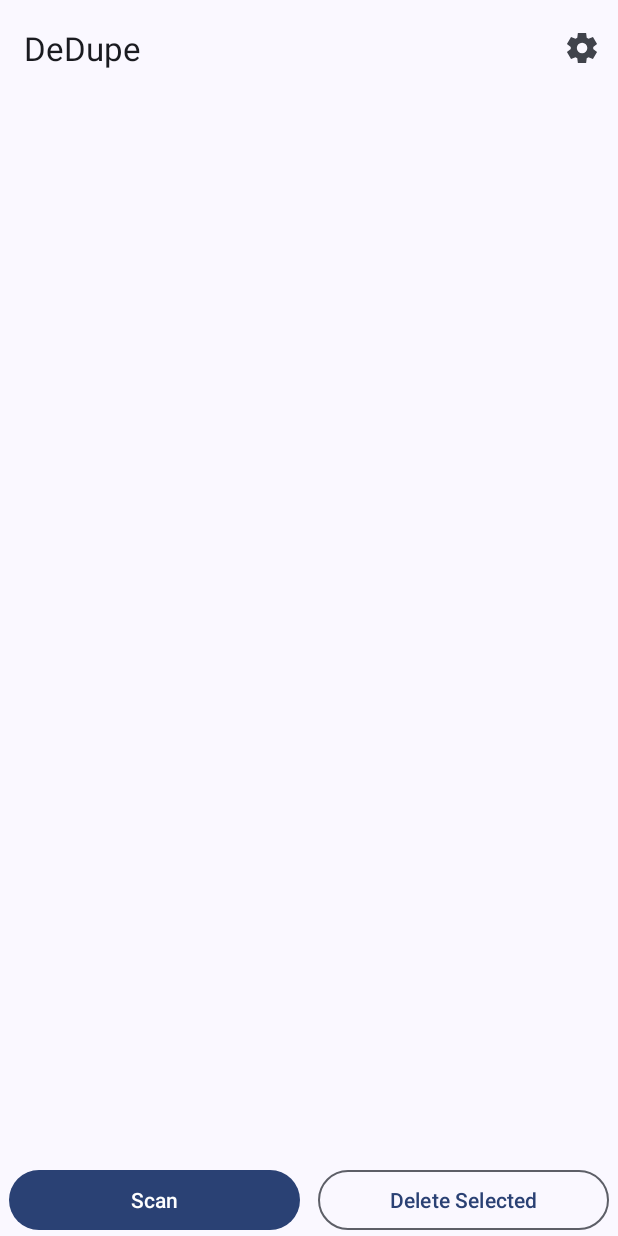
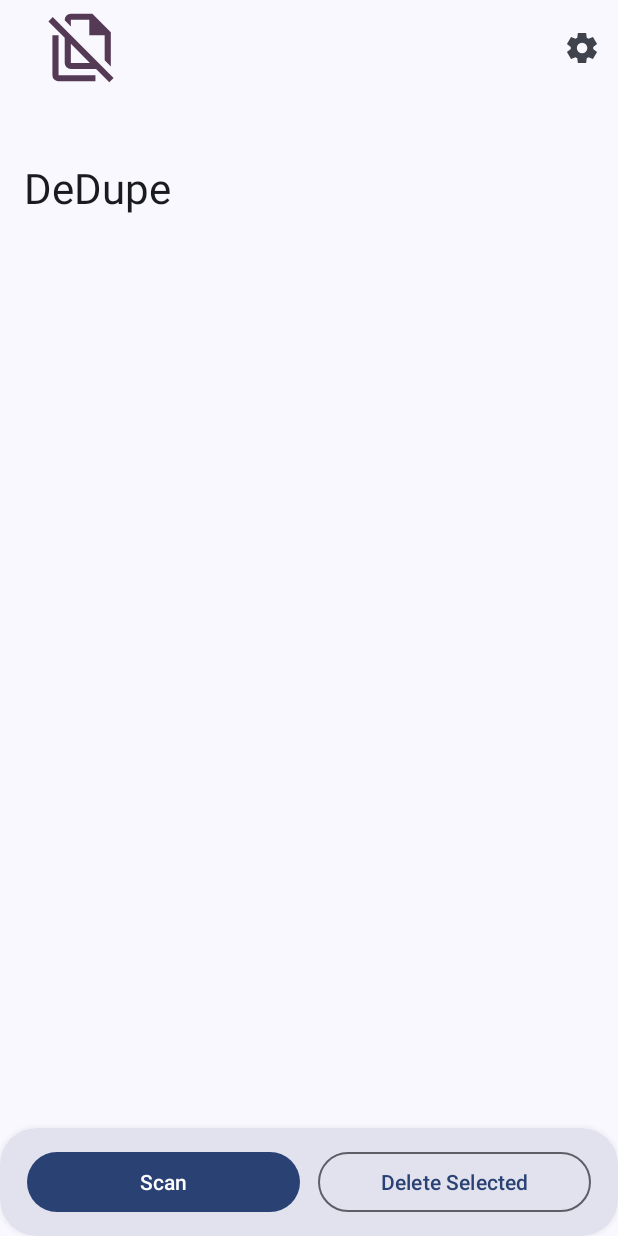
Before and after one commit to k4ustu3h/DeDupe, an Android app: the screen it shows after launch (MainActivity), on a phone screen of 412 x 824 dp. Run offline under Robolectric (Android 15) with nearby library versions, the phone set to English and light mode, and no system bars; libraries missing offline, so code that uses them is left out: com.xwray.groupie; 1 statement that could not run was skipped.

Commit message:
Update UI
Changed
  - Separate the topAppBar and recyclerView in MainActivity
  - Make the topAppBar Collapsing in both activities
  - Move the buttons to CardView

Removed
  - Constraintlayout

```diff
--- a/app/build.gradle.kts
+++ b/app/build.gradle.kts
@@ -38,7 +38,6 @@ android {
 dependencies {
     implementation(libs.androidx.activity)
     implementation(libs.androidx.appcompat)
-    implementation(libs.androidx.constraintlayout)
     implementation(libs.androidx.core.ktx)
     implementation(libs.androidx.lifecycle.runtime.ktx)
     implementation(libs.androidx.recyclerview)
--- a/app/src/main/java/k4ustu3h/dedupe/MainActivity.kt
+++ b/app/src/main/java/k4ustu3h/dedupe/MainActivity.kt
@@ -14,6 +14,7 @@ import androidx.core.net.toUri
 import androidx.core.view.ViewCompat
 import androidx.core.view.WindowInsetsCompat
 import androidx.recyclerview.widget.LinearLayoutManager
+import androidx.recyclerview.widget.RecyclerView
 import com.google.android.material.appbar.MaterialToolbar
 import com.xwray.groupie.GroupAdapter
 import k4ustu3h.dedupe.components.DuplicateFilesGroup
@@ -29,10 +30,10 @@ import java.io.File
 class MainActivity : AppCompatActivity() {
 
     private lateinit var binding: ActivityMainBinding
-    private val adapter =
-        GroupAdapter<DuplicateFileCard.DuplicateFileCardViewHolder>()
+    private val adapter = GroupAdapter<DuplicateFileCard.DuplicateFileCardViewHolder>()
     private lateinit var topAppBar: MaterialToolbar
     private val MANAGE_STORAGE_REQUEST_CODE = 102
+    private lateinit var recyclerview: RecyclerView
 
     override fun onCreate(savedInstanceState: Bundle?) {
         super.onCreate(savedInstanceState)
@@ -49,9 +50,11 @@ class MainActivity : AppCompatActivity() {
             insets
         }
 
+        recyclerview = findViewById(R.id.recyclerView)
         topAppBar = findViewById(R.id.topAppBar)
-        binding.recyclerView.layoutManager = LinearLayoutManager(this)
-        binding.recyclerView.adapter = adapter
+
+        recyclerview.layoutManager = LinearLayoutManager(this)
+        recyclerview.adapter = adapter
 
         binding.scanButton.setOnClickListener {
             checkAndRequestManageStoragePermission()
--- a/app/src/main/res/layout/activity_main.xml
+++ b/app/src/main/res/layout/activity_main.xml
@@ -7,27 +7,7 @@
     android:layout_height="match_parent"
     tools:context=".MainActivity">
 
-    <com.google.android.material.appbar.AppBarLayout
-        android:id="@+id/appBarLayout"
-        android:layout_width="match_parent"
-        android:layout_height="wrap_content">
-
-        <com.google.android.material.appbar.MaterialToolbar
-            android:id="@+id/topAppBar"
-            android:layout_width="match_parent"
-            android:layout_height="?attr/actionBarSize"
-            android:minHeight="?attr/actionBarSize"
-            app:menu="@menu/main_menu"
-            app:title="@string/app_name" />
-
-    </com.google.android.material.appbar.AppBarLayout>
-
-    <androidx.recyclerview.widget.RecyclerView
-        android:id="@+id/recyclerView"
-        android:layout_width="match_parent"
-        android:layout_height="match_parent"
-        android:layout_above="@+id/progressBar"
-        android:layout_below="@id/appBarLayout" />
+    <include layout="@layout/appbar_and_cards" />
 
     <com.google.android.material.progressindicator.LinearProgressIndicator
         android:id="@+id/progressBar"
@@ -38,12 +18,21 @@
         android:indeterminate="true"
         android:visibility="gone" />
 
-    <LinearLayout
+    <com.google.android.material.card.MaterialCardView
         android:id="@+id/buttonLayout"
+        style="?attr/materialCardViewFilledStyle"
         android:layout_width="match_parent"
         android:layout_height="wrap_content"
         android:layout_alignParentBottom="true"
-        android:orientation="horizontal">
+        android:outlineSpotShadowColor="#0000"
+        app:cardBackgroundColor="?attr/colorSurface"
+        app:cardCornerRadius="24dp"
+        app:cardElevation="8dp">
+
+        <LinearLayout
+            android:layout_width="match_parent"
+            android:layout_height="wrap_content"
+            android:padding="12dp">
 
             <Button
                 android:id="@+id/scanButton"
@@ -64,4 +53,6 @@
 
         </LinearLayout>
 
+    </com.google.android.material.card.MaterialCardView>
+
 </RelativeLayout>
--- /dev/null
+++ b/app/src/main/res/layout/appbar_and_cards.xml
@@ -0,0 +1,36 @@
+<androidx.coordinatorlayout.widget.CoordinatorLayout xmlns:android="http://schemas.android.com/apk/res/android"
+    xmlns:app="http://schemas.android.com/apk/res-auto"
+    android:layout_width="match_parent"
+    android:layout_height="match_parent">
+
+    <com.google.android.material.appbar.AppBarLayout
+        android:layout_width="match_parent"
+        android:layout_height="wrap_content">
+
+        <com.google.android.material.appbar.CollapsingToolbarLayout
+            style="?attr/collapsingToolbarLayoutLargeStyle"
+            android:layout_width="match_parent"
+            android:layout_height="?attr/collapsingToolbarLayoutLargeSize"
+            app:contentScrim="?attr/colorSurface"
+            app:layout_scrollFlags="scroll|exitUntilCollapsed|snap">
+
+            <com.google.android.material.appbar.MaterialToolbar
+                android:id="@+id/topAppBar"
+                android:layout_width="match_parent"
+                android:layout_height="?attr/actionBarSize"
+                app:layout_collapseMode="pin"
+                app:menu="@menu/main_menu"
+                app:navigationIcon="@drawable/ic_launcher_foreground"
+                app:navigationIconTint="?attr/colorTertiary"
+                app:title="@string/app_name" />
+
+        </com.google.android.material.appbar.CollapsingToolbarLayout>
+
+    </com.google.android.material.appbar.AppBarLayout>
+
+    <androidx.recyclerview.widget.RecyclerView
+        android:id="@+id/recyclerView"
+        android:layout_width="match_parent"
+        android:layout_height="match_parent"
+        app:layout_behavior="@string/appbar_scrolling_view_behavior" />
+</androidx.coordinatorlayout.widget.CoordinatorLayout>
--- a/gradle/libs.versions.toml
+++ b/gradle/libs.versions.toml
@@ -2,7 +2,6 @@
 activity = "1.10.1"
 agp = "8.9.2"
 appcompat = "1.7.0"
-constraintlayout = "2.2.1"
 coreKtx = "1.16.0"
 groupie = "2.10.1"
 kotlin = "2.1.20"
@@ -13,7 +12,6 @@ recyclerview = "1.4.0"
 [libraries]
 androidx-activity = { group = "androidx.activity", name = "activity", version.ref = "activity" }
 androidx-appcompat = { group = "androidx.appcompat", name = "appcompat", version.ref = "appcompat" }
-androidx-constraintlayout = { group = "androidx.constraintlayout", name = "constraintlayout", version.ref = "constraintlayout" }
 androidx-core-ktx = { group = "androidx.core", name = "core-ktx", version.ref = "coreKtx" }
 androidx-lifecycle-runtime-ktx = { module = "androidx.lifecycle:lifecycle-runtime-ktx", version.ref = "lifecycleRuntimeKtx" }
 androidx-recyclerview = { module = "androidx.recyclerview:recyclerview", version.ref = "recyclerview" }
```
Also changed, not shown: app/src/main/res/layout/activity_settings.xml (+22 -6 lines). Lines whose indentation alone changed are shown as unchanged.
